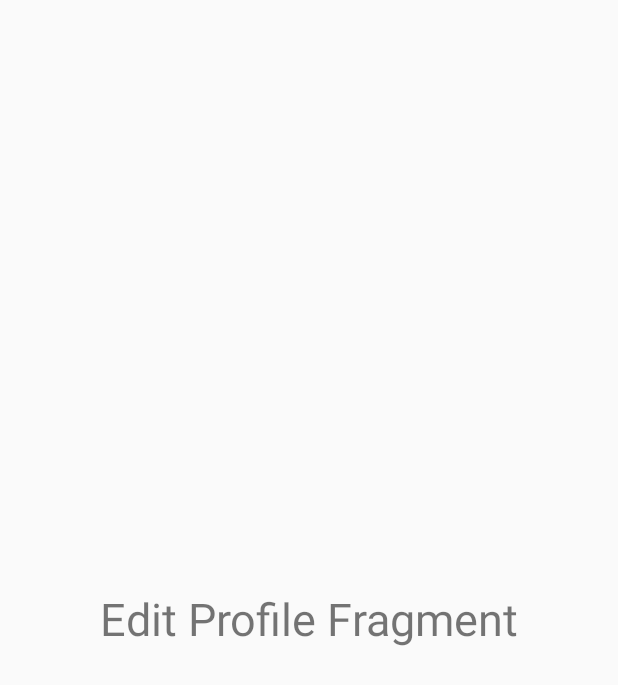
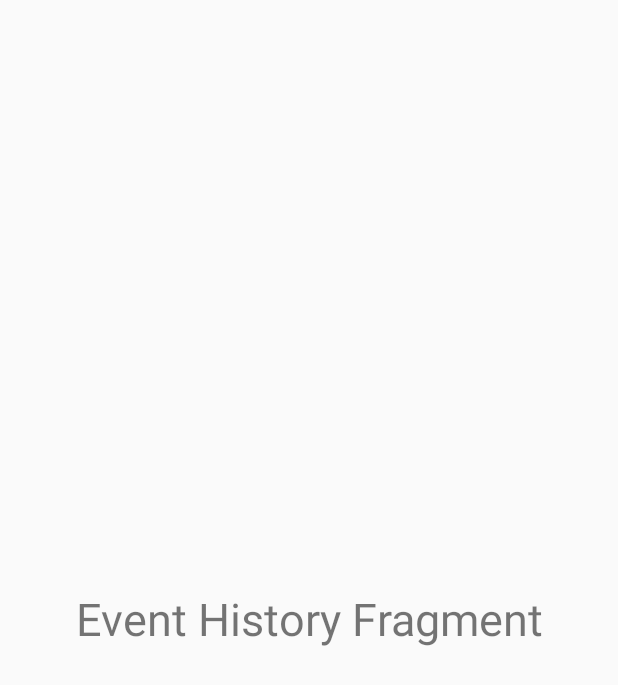
Before and after one commit to aldymadani/Food-Donation-Application, an Android app: the fragment EventHistoryFragment shown on its own in the app's theme, on a phone screen of 412 x 824 dp. Shown: the top 685 px of the screen. Run offline under Robolectric (Android 15) with nearby library versions, the phone set to English and light mode, and no system bars.

```diff
--- a/app/src/main/java/com/example/fooddonationapplication/Donator/UserManagementUI/EditProfileFragment.java
+++ b/app/src/main/java/com/example/fooddonationapplication/SocialCommunity/EventHistoryFragment.java
@@ -1,4 +1,4 @@
-package com.example.fooddonationapplication.Donator.UserManagementUI;
+package com.example.fooddonationapplication.SocialCommunity;
 
 import android.os.Bundle;
 import android.view.LayoutInflater;
@@ -11,10 +11,12 @@ import androidx.fragment.app.Fragment;
 
 import com.example.fooddonationapplication.R;
 
-public class EditProfileFragment extends Fragment {
+public class EventHistoryFragment extends Fragment {
+
     @Nullable
     @Override
     public View onCreateView(@NonNull LayoutInflater inflater, @Nullable ViewGroup container, @Nullable Bundle savedInstanceState) {
-        return inflater.inflate(R.layout.fragment_edit_profile,container,false);
+        View rootView = inflater.inflate(R.layout.fragment_event_history,container,false);
+        return rootView;
     }
 }
--- /dev/null
+++ b/app/src/main/res/layout/fragment_event_history.xml
@@ -0,0 +1,17 @@
+<?xml version="1.0" encoding="utf-8"?>
+<androidx.constraintlayout.widget.ConstraintLayout xmlns:android="http://schemas.android.com/apk/res/android"
+    android:layout_width="match_parent"
+    android:layout_height="match_parent"
+    xmlns:app="http://schemas.android.com/apk/res-auto">
+
+    <TextView
+        android:layout_width="wrap_content"
+        android:layout_height="wrap_content"
+        android:text="Event History Fragment"
+        android:textSize="30sp"
+        app:layout_constraintBottom_toBottomOf="parent"
+        app:layout_constraintEnd_toEndOf="parent"
+        app:layout_constraintStart_toStartOf="parent"
+        app:layout_constraintTop_toTopOf="parent" />
+
+</androidx.constraintlayout.widget.ConstraintLayout>
```
Also changed, not shown: app/src/main/java/com/example/fooddonationapplication/SocialCommunity/CreateEventFragment.java (added, +22 -0 lines), app/src/main/java/com/example/fooddonationapplication/SocialCommunity/MainSocialCommunityActivity.java (added, +52 -0 lines), app/src/main/java/com/example/fooddonationapplication/SocialCommunity/SocialCommunityActivity.java (deleted, +0 -34 lines), app/src/main/res/layout/activity_main_social_community.xml (renamed from app/src/main/res/layout/activity_social_community.xml, +13 -12 lines), app/src/main/res/layout/fragment_create_event.xml (added, +18 -0 lines), app/src/main/res/menu/social_community_bottom_navigation.xml (added, +13 -0 lines).
